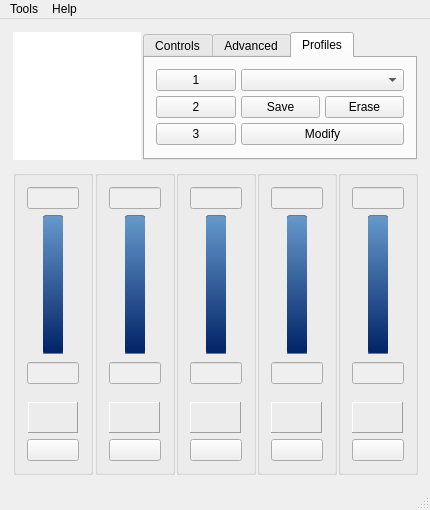
Above: gui_mainwindow.ui from Shub77/phoebetria-code before the change. Below: the same form after it.
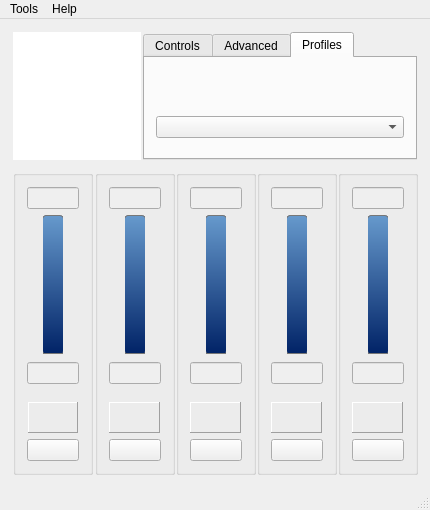
That is the form after the change. Icons and pictures are not drawn.

Commit message: reworking GUI appearance and added load profile to new profile form

The edit to the form file:
```diff
--- a/gui_mainwindow.ui
+++ b/gui_mainwindow.ui
@@ -689,46 +689,34 @@
          </attribute>
          <layout class="QHBoxLayout" name="horizontalLayout_8">
           <item>
-           <layout class="QHBoxLayout" name="horizontalLayout_profiles">
-            <property name="spacing">
-             <number>0</number>
-            </property>
-            <property name="leftMargin">
-             <number>0</number>
-            </property>
-            <property name="topMargin">
-             <number>0</number>
-            </property>
-            <property name="rightMargin">
-             <number>0</number>
-            </property>
+           <layout class="QVBoxLayout" name="verticalLayout_10">
             <item>
-             <layout class="QGridLayout" name="gridLayout_profiles">
-              <property name="spacing">
-               <number>5</number>
-              </property>
-              <item row="1" column="2">
-               <widget class="QPushButton" name="ctrl_ErasePreset">
-                <property name="sizePolicy">
-                 <sizepolicy hsizetype="Minimum" vsizetype="Fixed">
-                  <horstretch>0</horstretch>
-                  <verstretch>0</verstretch>
-                 </sizepolicy>
-                </property>
-                <property name="minimumSize">
-                 <size>
-                  <width>0</width>
-                  <height>0</height>
-                 </size>
-                </property>
+             <layout class="QHBoxLayout" name="horizontalLayout_40">
+              <item>
+               <widget class="QPushButton" name="pushButton_4">
                 <property name="maximumSize">
                  <size>
-                  <width>16777215</width>
-                  <height>16777215</height>
+                  <width>25</width>
+                  <height>25</height>
                  </size>
                 </property>
+                <property name="styleSheet">
+                 <string notr="true">QPushButton {
+	border: none;
+	margin: 0px;
+    padding: 0px;
+	image: url(:/Images/icon_wrench.png)
+}
+
+QPushButton:hover {
+	border: none;
+	margin: 0px;
+    padding: 0px;
+	image: url(:/Images/icon_wrench_lite.png)
+}</string>
+                </property>
                 <property name="text">
-                 <string>Erase</string>
+                 <string/>
                 </property>
                 <property name="icon">
                  <iconset resource="gui_resources.qrc">
@@ -736,87 +724,148 @@
                 </property>
                </widget>
               </item>
-              <item row="1" column="1">
-               <widget class="QPushButton" name="ctrl_SavePreset">
-                <property name="sizePolicy">
-                 <sizepolicy hsizetype="Minimum" vsizetype="Fixed">
-                  <horstretch>0</horstretch>
-                  <verstretch>0</verstretch>
-                 </sizepolicy>
-                </property>
-                <property name="minimumSize">
-                 <size>
-                  <width>0</width>
-                  <height>0</height>
-                 </size>
-                </property>
+              <item>
+               <widget class="QPushButton" name="pushButton_3">
                 <property name="maximumSize">
                  <size>
-                  <width>16777215</width>
-                  <height>16777215</height>
+                  <width>25</width>
+                  <height>25</height>
                  </size>
                 </property>
-                <property name="toolTip">
-                 <string>Save Preset</string>
+                <property name="styleSheet">
+                 <string notr="true">QPushButton {
+	border: none;
+	margin: 0px;
+    padding: 0px;
+	image: url(:/Images/icon_auto.png)
+}
+
+QPushButton:hover {
+	border: none;
+	margin: 0px;
+    padding: 0px;
+	image: url(:/Images/icon_auto_lite.png)
+}</string>
                 </property>
                 <property name="text">
-                 <string>Save</string>
+                 <string/>
                 </property>
-                <property name="icon">
-                 <iconset resource="gui_resources.qrc">
-                  <normaloff>:/Images/profile_save.png</normaloff>:/Images/profile_save.png</iconset>
+                <property name="iconSize">
+                 <size>
+                  <width>25</width>
+                  <height>25</height>
+                 </size>
                 </property>
-               </widget>
-              </item>
-              <item row="0" column="0">
-               <widget class="QPushButton" name="ctrl_Preset1">
-                <property name="text">
-                 <string>1</string>
+                <property name="checkable">
+                 <bool>false</bool>
                 </property>
-               </widget>
-              </item>
-              <item row="1" column="0">
-               <widget class="QPushButton" name="ctrl_Preset2">
-                <property name="text">
-                 <string>2</string>
+                <property name="checked">
+                 <bool>false</bool>
                 </property>
+                <property name="flat">
+                 <bool>true</bool>
+                </property>
                </widget>
               </item>
-              <item row="2" column="0">
-               <widget class="QPushButton" name="ctrl_Preset3">
+              <item>
+               <widget class="QPushButton" name="pushButton_2">
                 <property name="maximumSize">
                  <size>
-                  <width>16777215</width>
-                  <height>16777215</height>
+                  <width>25</width>
+                  <height>25</height>
                  </size>
                 </property>
+                <property name="styleSheet">
+                 <string notr="true">QPushButton {
+	border: none;
+	margin: 0px;
+    padding: 0px;
+	image: url(:/Images/icon_celcius.png)
+}
+
+QPushButton:hover {
+	border: none;
+	margin: 0px;
+    padding: 0px;
+	image: url(:/Images/icon_celcius_lite.png)
+}</string>
+                </property>
                 <property name="text">
-                 <string>3</string>
+                 <string/>
                 </property>
                </widget>
               </item>
-              <item row="0" column="1" colspan="2">
-               <widget class="QComboBox" name="ctrl_PresetName">
-                <property name="minimumSize">
+              <item>
+               <widget class="QPushButton" name="pushButton">
+                <property name="maximumSize">
                  <size>
-                  <width>155</width>
-                  <height>0</height>
+                  <width>25</width>
+                  <height>25</height>
                  </size>
                 </property>
-                <property name="editable">
-                 <bool>false</bool>
+                <property name="styleSheet">
+                 <string notr="true">QPushButton {
+	border: none;
+	margin: 0px;
+    padding: 0px;
+	image: url(:/Images/icon_volume_on.png)
+}
+
+QPushButton:hover {
+	border: none;
+	margin: 0px;
+    padding: 0px;
+	image: url(:/Images/icon_volume_on_lite.png)
+}</string>
                 </property>
+                <property name="text">
+                 <string/>
+                </property>
                </widget>
               </item>
-              <item row="2" column="1" colspan="2">
+              <item>
                <widget class="QPushButton" name="ctrl_ModifyProfile">
+                <property name="maximumSize">
+                 <size>
+                  <width>25</width>
+                  <height>25</height>
+                 </size>
+                </property>
+                <property name="styleSheet">
+                 <string notr="true">QPushButton {
+	border: none;
+	margin: 0px;
+    padding: 0px;
+	image: url(:/Images/icon_fan.png)
+}
+
+QPushButton:hover {
+	border: none;
+	margin: 0px;
+    padding: 0px;
+	image: url(:/Images/icon_fan_lite.png)
+}</string>
+                </property>
                 <property name="text">
-                 <string>Modify</string>
+                 <string/>
                 </property>
                </widget>
               </item>
              </layout>
             </item>
+            <item>
+             <widget class="QComboBox" name="ctrl_PresetName">
+              <property name="minimumSize">
+               <size>
+                <width>155</width>
+                <height>0</height>
+               </size>
+              </property>
+              <property name="editable">
+               <bool>false</bool>
+              </property>
+             </widget>
+            </item>
            </layout>
           </item>
          </layout>
```
Left out of the diff: 8 changed lines with no effect on the pictures. The commit also changes 18 other files.
